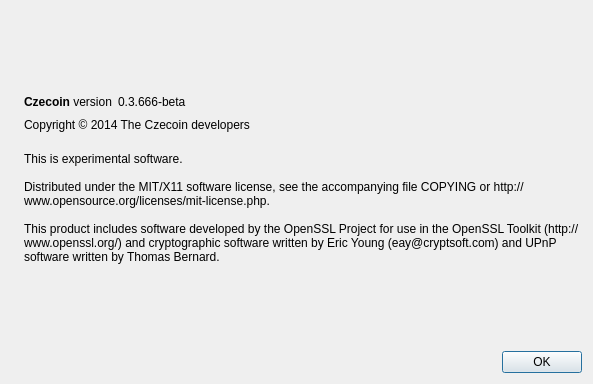
Qt form src/qt/forms/aboutdialog.ui (pringers/Czecoin-master) before a commit.
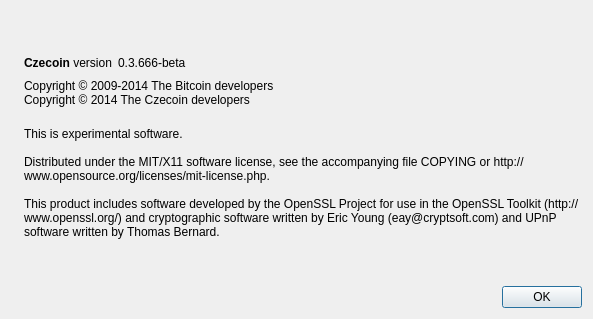
The same form after that commit. Icons and pictures are not drawn.

The edit to the form file:
```diff
--- a/src/qt/forms/aboutdialog.ui
+++ b/src/qt/forms/aboutdialog.ui
@@ -7,7 +7,7 @@
     <x>0</x>
     <y>0</y>
     <width>593</width>
-    <height>384</height>
+    <height>319</height>
    </rect>
   </property>
   <property name="windowTitle">
@@ -91,7 +91,8 @@
         <cursorShape>IBeamCursor</cursorShape>
        </property>
        <property name="text">
-        <string>Copyright © 2014 The Czecoin developers</string>
+        <string>Copyright © 2009-2014 The Bitcoin developers
+Copyright © 2014 The Czecoin developers</string>
        </property>
        <property name="textInteractionFlags">
         <set>Qt::LinksAccessibleByMouse|Qt::TextSelectableByKeyboard|Qt::TextSelectableByMouse</set>
```
